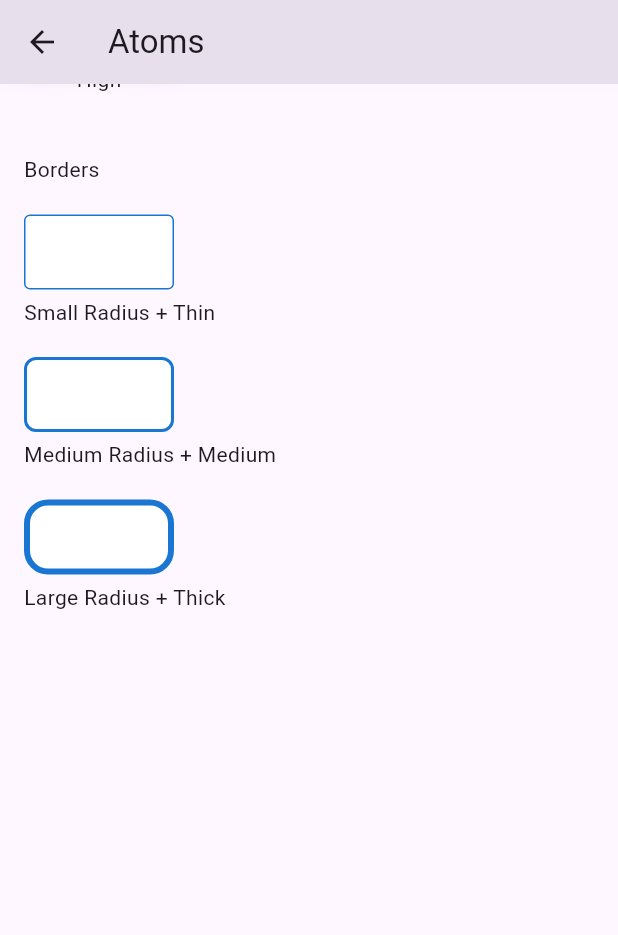
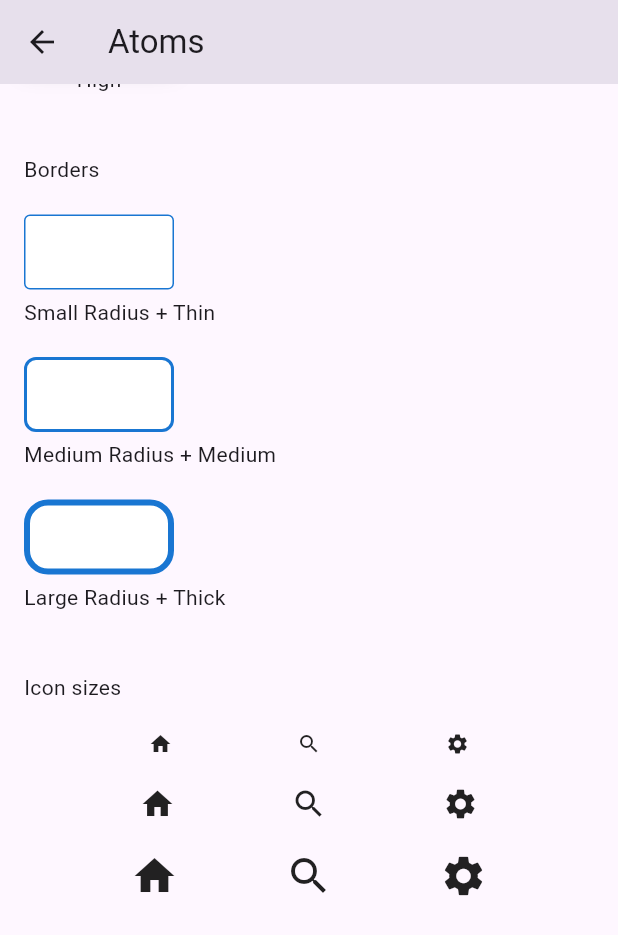
Before and after one commit to mavincci/Widgetr, a Flutter app: the AtomsGallery screen opened directly, scrolled down 927 dp, on a phone screen of 412 x 824 dp. Shown: the top 935 px of the screen. Run offline on Flutter 3.47's test engine with Material 3 defaults, Android fonts, the phone set to English and light mode, and no system bars.

Commit message:
Added IconSizes

```diff
--- /dev/null
+++ b/lib/design/atoms/icon_sizes.dart
@@ -0,0 +1,22 @@
+import 'package:flutter/material.dart';
+
+class IconSizes {
+  final double smallSize;
+  final double mediumSize;
+  final double largeSize;
+
+  const IconSizes({
+    required this.smallSize,
+    required this.mediumSize,
+    required this.largeSize,
+  });
+
+  // Default sizes for icons
+  factory IconSizes.example() {
+    return const IconSizes(
+      smallSize: 16.0,
+      mediumSize: 24.0,
+      largeSize: 32.0,
+    );
+  }
+}
--- a/lib/design/theme/design_theme.dart
+++ b/lib/design/theme/design_theme.dart
@@ -1,5 +1,6 @@
 import 'package:widgetr/design/atoms/borders.dart';
 import 'package:widgetr/design/atoms/color_pallet.dart';
+import 'package:widgetr/design/atoms/icon_sizes.dart';
 import 'package:widgetr/design/atoms/shadows.dart';
 import 'package:widgetr/design/atoms/spacing.dart';
 import 'package:widgetr/design/atoms/typography.dart';
@@ -10,6 +11,7 @@ class DesignTheme {
   final Spacing spacing;
   final Shadows shadows;
   final Borders borders;
+  final IconSizes iconSizes;
 
   DesignTheme({
     required this.colorPallet,
@@ -17,6 +19,7 @@ class DesignTheme {
     required this.spacing,
     required this.shadows,
     required this.borders,
+    required this.iconSizes,
   });
 
   factory DesignTheme.light() {
@@ -27,6 +30,7 @@ class DesignTheme {
       spacing: Spacing.light(),
       shadows: Shadows.light(),
       borders: Borders.light(colorPallet),
+      iconSizes: IconSizes.example(),
     );
   }
 
@@ -38,6 +42,7 @@ class DesignTheme {
       spacing: Spacing.dark(),
       shadows: Shadows.dark(),
       borders: Borders.dark(colorPallet),
+      iconSizes: IconSizes.example(),
     );
   }
 }
--- a/lib/pages/atoms_gallery.dart
+++ b/lib/pages/atoms_gallery.dart
@@ -1,6 +1,7 @@
 import 'package:flutter/material.dart';
 import 'package:widgetr/design/atoms/borders.dart';
 import 'package:widgetr/design/atoms/color_pallet.dart';
+import 'package:widgetr/design/atoms/icon_sizes.dart';
 import 'package:widgetr/design/atoms/shadows.dart';
 import "package:widgetr/design/atoms/typography.dart" as t;
 
@@ -159,12 +160,52 @@ class AtomsGallery extends StatelessWidget {
     );
   }
 
+  Widget buildIcons(IconSizes iconSizes) {
+    return Column(
+      crossAxisAlignment: CrossAxisAlignment.start,
+      children: [
+        // Row for small icons
+        Row(
+          mainAxisAlignment: MainAxisAlignment.spaceEvenly,
+          children: [
+            Icon(Icons.home, size: iconSizes.smallSize),
+            Icon(Icons.search, size: iconSizes.smallSize),
+            Icon(Icons.settings, size: iconSizes.smallSize),
+          ],
+        ),
+        const SizedBox(height: 20),
+
+        // Row for medium icons
+        Row(
+          mainAxisAlignment: MainAxisAlignment.spaceEvenly,
+          children: [
+            Icon(Icons.home, size: iconSizes.mediumSize),
+            Icon(Icons.search, size: iconSizes.mediumSize),
+            Icon(Icons.settings, size: iconSizes.mediumSize),
+          ],
+        ),
+        const SizedBox(height: 20),
+
+        // Row for large icons
+        Row(
+          mainAxisAlignment: MainAxisAlignment.spaceEvenly,
+          children: [
+            Icon(Icons.home, size: iconSizes.largeSize),
+            Icon(Icons.search, size: iconSizes.largeSize),
+            Icon(Icons.settings, size: iconSizes.largeSize),
+          ],
+        ),
+      ],
+    );
+  }
+
   @override
   Widget build(BuildContext context) {
     final examplePallet = ColorPallet.light();
     final exampleTypography = t.Typography.defaultTypography(examplePallet);
     final exampleShadows = Shadows.light();
     final exampleBorders = Borders.light(examplePallet);
+    final exampleIconSizes = IconSizes.example();
 
     return Scaffold(
       appBar: AppBar(
@@ -192,6 +233,10 @@ class AtomsGallery extends StatelessWidget {
               Text('Borders'),
               SizedBox(height: 20),
               buildBorders(exampleBorders),
+              SizedBox(height: 40),
+              Text('Icon sizes'),
+              SizedBox(height: 20),
+              buildIcons(exampleIconSizes),
               SizedBox(height: 400),
             ],
           ),
```
